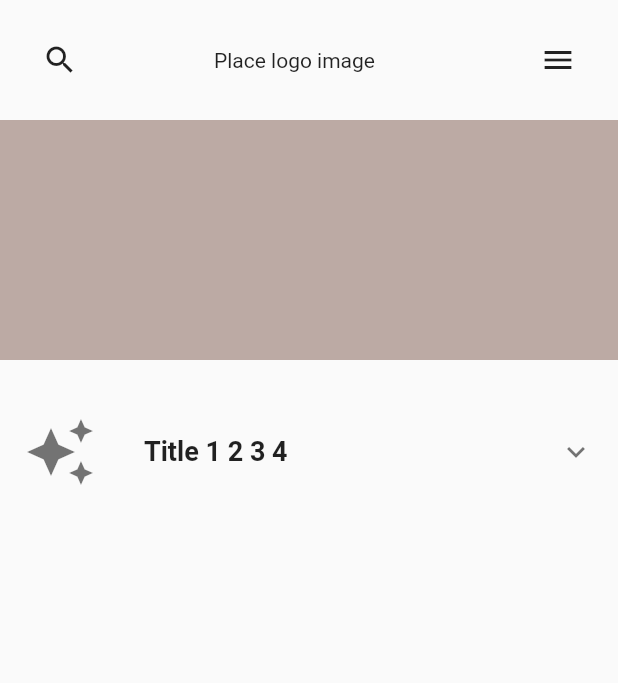
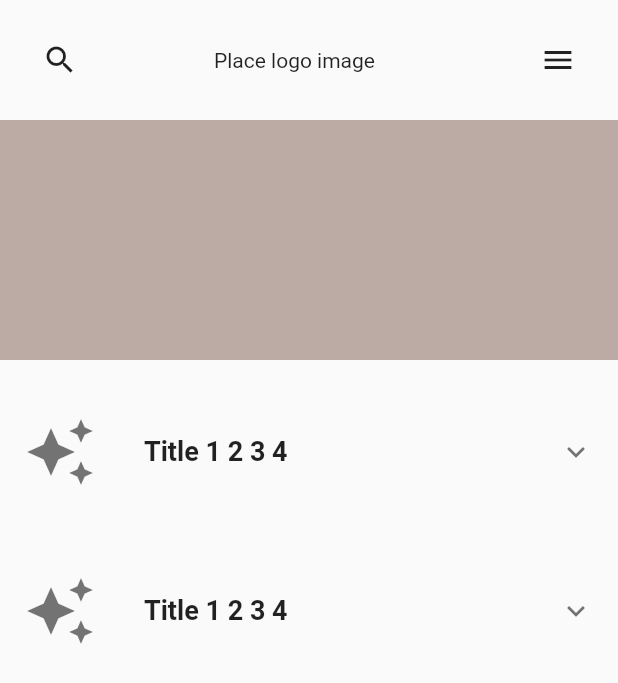
Before and after one commit to JAICHANGPARK/flutter_notebook_8th_story, a Flutter app: the screen it shows after launch, on a phone screen of 412 x 824 dp. Shown: the top 683 px of the screen. Run offline on Flutter 3.47's test engine with Material 2 defaults, Android fonts, the phone set to English and light mode, and no system bars; our stand-ins replace badges, flutter_hooks, google_fonts, hooks_riverpod, state_notifier.

Commit message:
Update dental_service_app.dart

```diff
--- a/lib/ep578_dental_service/dental_service_app.dart
+++ b/lib/ep578_dental_service/dental_service_app.dart
@@ -120,7 +120,77 @@ class _DentalMainPageState extends State<DentalMainPage> {
                         ],
                       ),
                     )
+                  ],
+                ),
+              ),
+              Padding(
+                padding: const EdgeInsets.only(top: 16),
+                child: ExpansionTile(
+                  expandedAlignment: Alignment.centerLeft,
+                  title: Padding(
+                    padding: const EdgeInsets.only(left: 16),
+                    child: Text(
+                      "Title 1 2 3 4",
+                      style: TextStyle(fontSize: 18, fontWeight: FontWeight.bold),
+                    ),
+                  ),
+                  expandedCrossAxisAlignment: CrossAxisAlignment.start,
 
+                  leading: Icon(
+                    Icons.auto_awesome,
+                    size: 48,
+                  ),
+                  tilePadding: EdgeInsets.all(16),
+                  children: [
+                    Padding(
+                      padding: const EdgeInsets.only(left: 16),
+                      child: Column(
+                        children: [
+                          Padding(
+                            padding: const EdgeInsets.symmetric(vertical: 8),
+                            child: Text("- subtitle 1", style: TextStyle(
+                                fontSize: 18,
+                                fontWeight: FontWeight.bold
+                            ),),
+                          ),
+                          Padding(
+                            padding: const EdgeInsets.symmetric(vertical: 8),
+                            child: Text("- subtitle 1", style: TextStyle(
+                                fontSize: 18,
+                                fontWeight: FontWeight.bold
+                            ),),
+                          ),
+                          Padding(
+                            padding: const EdgeInsets.symmetric(vertical: 8),
+                            child: Text("- subtitle 1", style: TextStyle(
+                                fontSize: 18,
+                                fontWeight: FontWeight.bold
+                            ),),
+                          ),
+                          Padding(
+                            padding: const EdgeInsets.symmetric(vertical: 8),
+                            child: Text("- subtitle 1", style: TextStyle(
+                                fontSize: 18,
+                                fontWeight: FontWeight.bold
+                            ),),
+                          ),
+                          Padding(
+                            padding: const EdgeInsets.symmetric(vertical: 8),
+                            child: Text("- subtitle 1", style: TextStyle(
+                                fontSize: 18,
+                                fontWeight: FontWeight.bold
+                            ),),
+                          ),
+                          Padding(
+                            padding: const EdgeInsets.symmetric(vertical: 8),
+                            child: Text("- subtitle 1", style: TextStyle(
+                                fontSize: 18,
+                                fontWeight: FontWeight.bold
+                            ),),
+                          ),
+                        ],
+                      ),
+                    )
                   ],
                 ),
               ),
```
